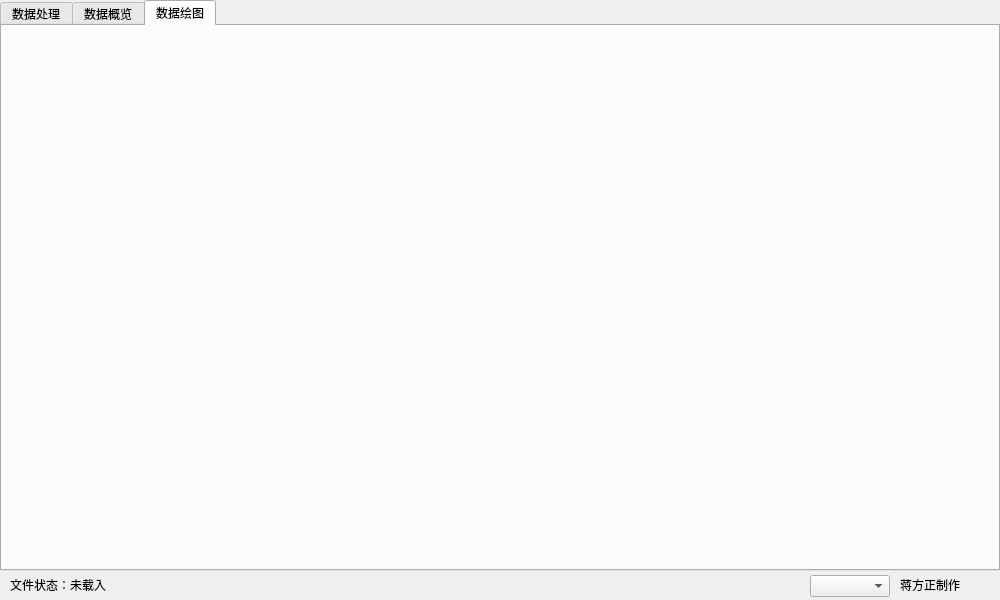
Old version of the form mainwindow.ui in the repository jiangfangzheng/JfzDataLab.
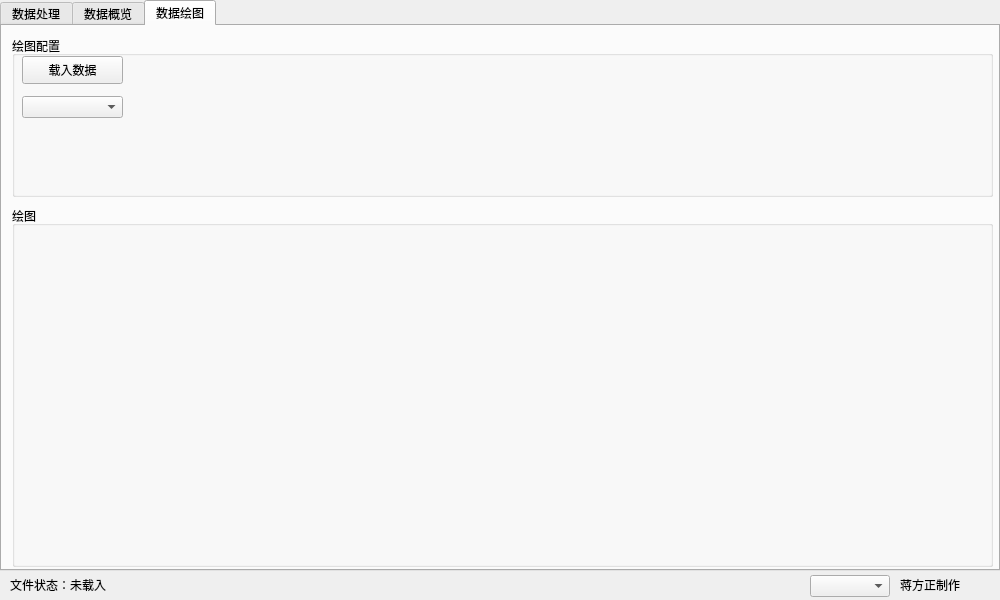
New version of the form. The open tabs and pages were chosen to show the change. Custom widgets are drawn as their Qt base class.

```diff
--- a/mainwindow.ui
+++ b/mainwindow.ui
@@ -372,6 +372,65 @@
      <attribute name="title">
       <string>数据绘图</string>
      </attribute>
+     <widget class="QGroupBox" name="groupBox_7">
+      <property name="geometry">
+       <rect>
+        <x>10</x>
+        <y>180</y>
+        <width>981</width>
+        <height>361</height>
+       </rect>
+      </property>
+      <property name="title">
+       <string>绘图</string>
+      </property>
+      <widget class="QCustomPlot" name="customPlot" native="true">
+       <property name="geometry">
+        <rect>
+         <x>10</x>
+         <y>20</y>
+         <width>961</width>
+         <height>331</height>
+        </rect>
+       </property>
+      </widget>
+     </widget>
+     <widget class="QGroupBox" name="groupBox_8">
+      <property name="geometry">
+       <rect>
+        <x>10</x>
+        <y>10</y>
+        <width>981</width>
+        <height>161</height>
+       </rect>
+      </property>
+      <property name="title">
+       <string>绘图配置</string>
+      </property>
+      <widget class="QPushButton" name="pushButton_LoadPlotData">
+       <property name="geometry">
+        <rect>
+         <x>10</x>
+         <y>20</y>
+         <width>101</width>
+         <height>28</height>
+        </rect>
+       </property>
+       <property name="text">
+        <string>载入数据</string>
+       </property>
+      </widget>
+      <widget class="QComboBox" name="comboBox_LoadPlotList">
+       <property name="geometry">
+        <rect>
+         <x>10</x>
+         <y>60</y>
+         <width>101</width>
+         <height>22</height>
+        </rect>
+       </property>
+      </widget>
+     </widget>
     </widget>
    </widget>
    <widget class="QLabel" name="label_Jfz">
@@ -413,6 +472,14 @@
   </widget>
  </widget>
  <layoutdefault spacing="6" margin="11"/>
+ <customwidgets>
+  <customwidget>
+   <class>QCustomPlot</class>
+   <extends>QWidget</extends>
+   <header location="global">qcustomplot.h</header>
+   <container>1</container>
+  </customwidget>
+ </customwidgets>
  <resources/>
  <connections/>
 </ui>
```
Left out of the diff: 26 changed lines with no effect on the pictures.
